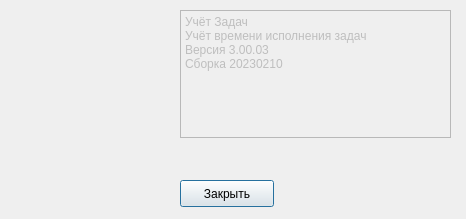
Qt form TasksAccounting/aboutdialog.ui (MishIvan/UbuntuProjects) before a commit.
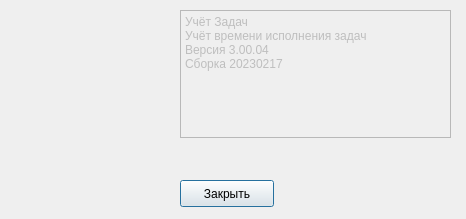
The same form after that commit. Icons and pictures are not drawn.

```diff
--- a/TasksAccounting/aboutdialog.ui
+++ b/TasksAccounting/aboutdialog.ui
@@ -56,8 +56,8 @@
    <property name="plainText">
     <string>Учёт Задач 
 Учёт времени исполнения задач
-Версия 3.00.03
-Сборка 20230210</string>
+Версия 3.00.04
+Сборка 20230217</string>
    </property>
   </widget>
   <widget class="QPushButton" name="m_closeButton">
```
